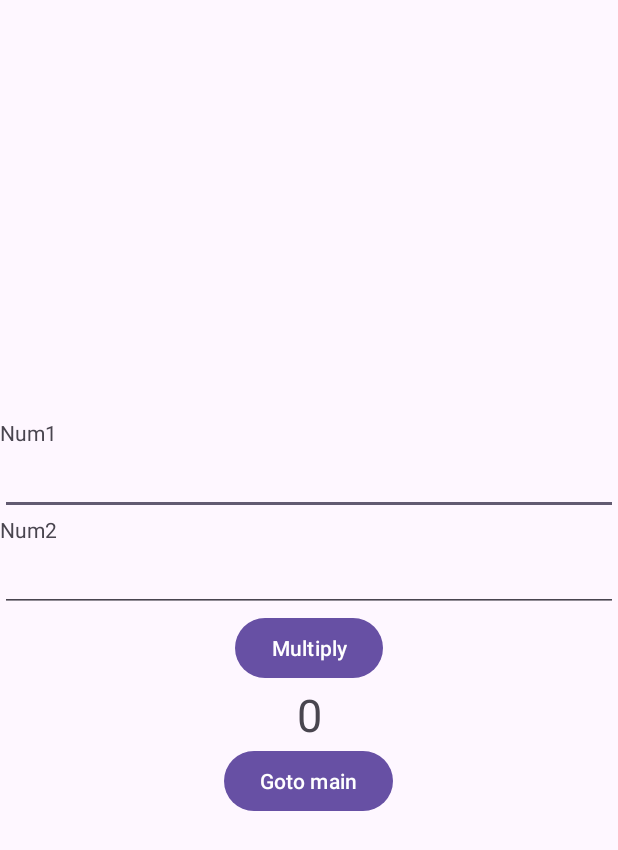
After one commit to kevinjacob004/New-Calculator, an Android app: the MulActivity screen opened directly, with no data from a screen before it, on a phone screen of 412 x 824 dp. The commit adds this screen. Shown: the top 850 px of the screen. Run offline under Robolectric (Android 15) with nearby library versions, the phone set to English and light mode, and no system bars.

Commit message:
multiplication completed

```diff
--- a/app/src/main/AndroidManifest.xml
+++ b/app/src/main/AndroidManifest.xml
@@ -12,6 +12,9 @@
         android:supportsRtl="true"
         android:theme="@style/Theme.NewCalculator"
         tools:targetApi="31">
+        <activity
+            android:name=".MulActivity"
+            android:exported="false" />
         <activity
             android:name=".SubActivity"
             android:exported="false" />
--- a/app/src/main/java/com/example/newcalculator/MainActivity.java
+++ b/app/src/main/java/com/example/newcalculator/MainActivity.java
@@ -45,6 +45,15 @@ public class MainActivity extends AppCompatActivity {
             }
         });
 
+        b3.setOnClickListener(new View.OnClickListener() {
+            @Override
+            public void onClick(View v) {
+
+                Intent ob3=new Intent(getApplicationContext(), MulActivity.class);
+                startActivity(ob3);
+            }
+        });
+
 
     }
 }
--- /dev/null
+++ b/app/src/main/java/com/example/newcalculator/MulActivity.java
@@ -0,0 +1,64 @@
+package com.example.newcalculator;
+
+import android.content.Intent;
+import android.os.Bundle;
+import android.view.View;
+import android.widget.Button;
+import android.widget.EditText;
+import android.widget.TextView;
+import android.widget.Toast;
+
+import androidx.activity.EdgeToEdge;
+import androidx.appcompat.app.AppCompatActivity;
+import androidx.core.graphics.Insets;
+import androidx.core.view.ViewCompat;
+import androidx.core.view.WindowInsetsCompat;
+
+public class MulActivity extends AppCompatActivity {
+
+    Button b1,b2;
+    EditText e1,e2;
+    String getNum1,getNum2,result;
+    int num1,num2,mul;
+    TextView t1;
+
+    @Override
+    protected void onCreate(Bundle savedInstanceState) {
+        super.onCreate(savedInstanceState);
+        EdgeToEdge.enable(this);
+        setContentView(R.layout.activity_mul);
+
+        e1=(EditText) findViewById(R.id.mn1);
+        e2=(EditText) findViewById(R.id.mn2);
+
+        t1=(TextView) findViewById(R.id.resmul);
+        b1=(Button) findViewById(R.id.mulb);
+        b2=(Button) findViewById(R.id.go3);
+
+        b1.setOnClickListener(new View.OnClickListener() {
+            @Override
+            public void onClick(View v) {
+
+                getNum1=e1.getText().toString();
+                getNum2=e2.getText().toString();
+                num1=Integer.parseInt(getNum1);
+                num2=Integer.parseInt(getNum2);
+                mul=num1*num2;
+                result=String.valueOf(mul);
+                t1.setText(result);
+                Toast.makeText(getApplicationContext(),result,Toast.LENGTH_LONG).show();
+            }
+        });
+
+        b2.setOnClickListener(new View.OnClickListener() {
+            @Override
+            public void onClick(View v) {
+
+                Intent ob2=new Intent(getApplicationContext(), MainActivity.class);
+                startActivity(ob2);
+            }
+        });
+
+
+    }
+}
--- /dev/null
+++ b/app/src/main/res/layout/activity_mul.xml
@@ -0,0 +1,43 @@
+<LinearLayout android:layout_width="match_parent"
+    android:layout_height="match_parent"
+    android:orientation="vertical"
+    android:gravity="center"
+    xmlns:android="http://schemas.android.com/apk/res/android">
+
+    <TextView
+        android:text="Num1"
+        android:layout_width="match_parent"
+        android:layout_height="wrap_content"/>
+    <EditText
+        android:id="@+id/mn1"
+        android:inputType="number"
+        android:layout_width="match_parent"
+        android:layout_height="wrap_content"/>
+    <TextView
+        android:text="Num2"
+        android:layout_width="match_parent"
+        android:layout_height="wrap_content"/>
+    <EditText
+        android:id="@+id/mn2"
+        android:inputType="number"
+        android:layout_width="match_parent"
+        android:layout_height="wrap_content"/>
+    <Button
+        android:id="@+id/mulb"
+        android:text="Multiply"
+        android:layout_width="wrap_content"
+        android:layout_height="wrap_content"/>
+    <TextView
+        android:id="@+id/resmul"
+        android:textSize="30dp"
+        android:gravity="center"
+        android:text="0"
+        android:layout_width="match_parent"
+        android:layout_height="wrap_content"/>
+
+    <Button
+        android:id="@+id/go3"
+        android:text="Goto main"
+        android:layout_width="wrap_content"
+        android:layout_height="wrap_content"/>
+</LinearLayout>
```
